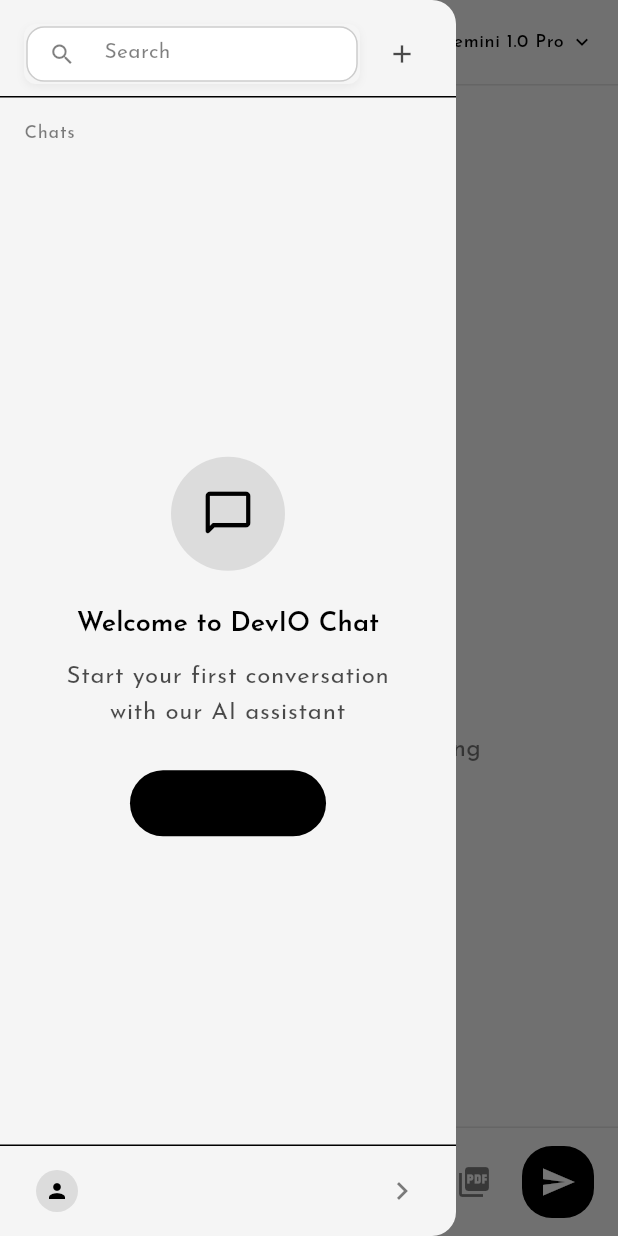
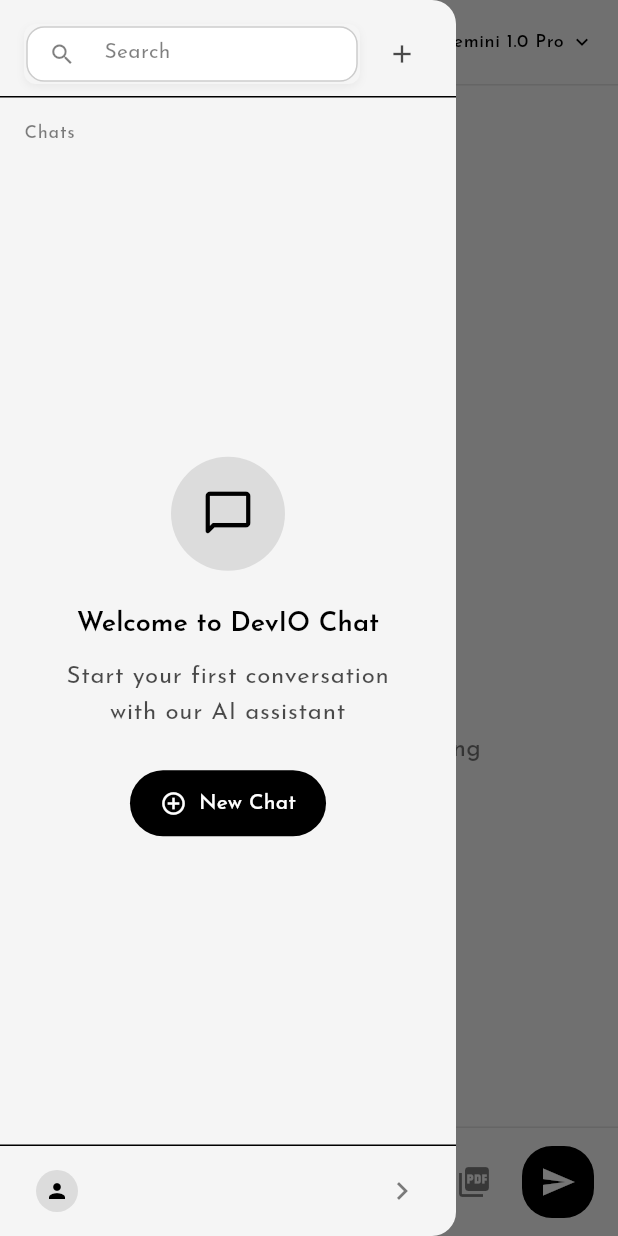
Before and after one commit to callmeartan/devio, a Flutter app: the LlmChatScreen screen opened by its route, with the side drawer open, on a phone screen of 412 x 824 dp. Run offline on Flutter 3.47's test engine with Material 3 defaults, Android fonts, the phone set to English and light mode, and no system bars; our stand-ins replace cloud_firestore, firebase_auth, firebase_core, flutter_animate, flutter_bloc, flutter_dotenv and 8 more; missing offline and left inert: syncfusion_flutter_pdf; accounts and stored records are empty; generated files the repository leaves out were written again; network calls fail; project files that could hold a hidden picture were left out.

Commit message:
fixed ui

```diff
--- a/lib/screens/llm_chat_screen.dart
+++ b/lib/screens/llm_chat_screen.dart
@@ -795,15 +795,27 @@
                                           size: 18),
                                       label: Text(
                                         'New Chat',
-                                        style: TextStyle(color: Colors.black),
+                                        style: TextStyle(
+                                          color: isDark
+                                              ? Colors.black
+                                              : Colors.white,
+                                          fontWeight: FontWeight.w500,
+                                        ),
                                       ),
                                       style: FilledButton.styleFrom(
-                                        backgroundColor:
-                                            theme.colorScheme.primary,
-                                        foregroundColor: Colors.black,
+                                        backgroundColor: isDark
+                                            ? Colors.white
+                                            : theme.colorScheme.primary,
+                                        foregroundColor: isDark
+                                            ? Colors.black
+                                            : Colors.white,
                                         padding: const EdgeInsets.symmetric(
                                           horizontal: 20,
                                           vertical: 12,
+                                        ),
+                                        shape: RoundedRectangleBorder(
+                                          borderRadius:
+                                              BorderRadius.circular(30),
                                         ),
                                       ),
                                     ),
```
